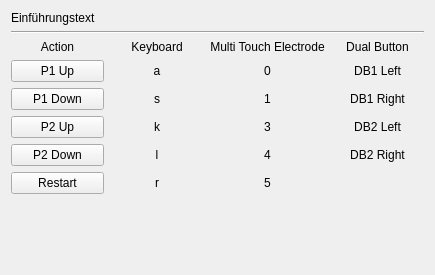
The window that demo/src/ui/pong.ui (Tinkerforge/blinkenlights) describes before a commit, drawn with Qt 5.
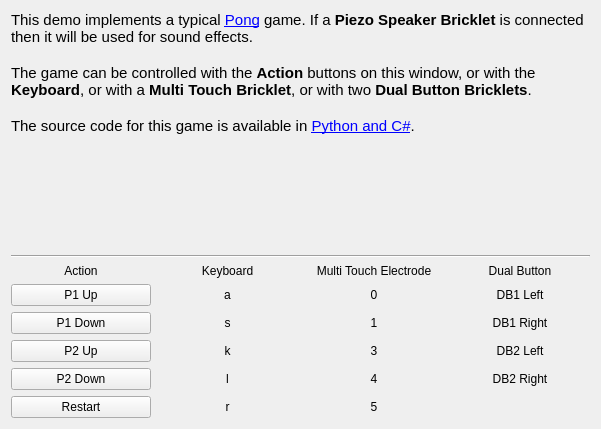
The same window after the commit.

Commit message: demo: Add help text to each tab

What changed in the file:
```diff
--- a/demo/src/ui/pong.ui
+++ b/demo/src/ui/pong.ui
@@ -6,8 +6,8 @@
    <rect>
     <x>0</x>
     <y>0</y>
-    <width>435</width>
-    <height>275</height>
+    <width>601</width>
+    <height>429</height>
    </rect>
   </property>
   <property name="windowTitle">
@@ -18,8 +18,31 @@
     <layout class="QVBoxLayout" name="verticalLayout">
      <item>
       <widget class="QLabel" name="label">
+       <property name="sizePolicy">
+        <sizepolicy hsizetype="MinimumExpanding" vsizetype="MinimumExpanding">
+         <horstretch>0</horstretch>
+         <verstretch>1</verstretch>
+        </sizepolicy>
+       </property>
        <property name="text">
-        <string>Einführungstext</string>
+        <string>&lt;!DOCTYPE HTML PUBLIC &quot;-//W3C//DTD HTML 4.0//EN&quot; &quot;http://www.w3.org/TR/REC-html40/strict.dtd&quot;&gt;
+&lt;html&gt;&lt;head&gt;&lt;meta name=&quot;qrichtext&quot; content=&quot;1&quot; /&gt;&lt;style type=&quot;text/css&quot;&gt;
+p, li { white-space: pre-wrap; }
+&lt;/style&gt;&lt;/head&gt;&lt;body style=&quot; font-family:'Ubuntu'; font-size:11pt; font-weight:400; font-style:normal;&quot;&gt;
+&lt;p style=&quot; margin-top:0px; margin-bottom:0px; margin-left:0px; margin-right:0px; -qt-block-indent:0; text-indent:0px;&quot;&gt;This demo implements a typical &lt;a href=&quot;http://en.wikipedia.org/wiki/Pong&quot;&gt;&lt;span style=&quot; text-decoration: underline; color:#0000ff;&quot;&gt;Pong&lt;/span&gt;&lt;/a&gt; game. If a &lt;span style=&quot; font-weight:600;&quot;&gt;Piezo Speaker Bricklet&lt;/span&gt; is connected then it will be used for sound effects.&lt;/p&gt;
+&lt;p style=&quot;-qt-paragraph-type:empty; margin-top:0px; margin-bottom:0px; margin-left:0px; margin-right:0px; -qt-block-indent:0; text-indent:0px;&quot;&gt;&lt;/p&gt;
+&lt;p style=&quot; margin-top:0px; margin-bottom:0px; margin-left:0px; margin-right:0px; -qt-block-indent:0; text-indent:0px;&quot;&gt;The game can be controlled with the &lt;span style=&quot; font-weight:600;&quot;&gt;Action&lt;/span&gt; buttons on this window, or with the &lt;span style=&quot; font-weight:600;&quot;&gt;Keyboard&lt;/span&gt;, or with a &lt;span style=&quot; font-weight:600;&quot;&gt;Multi Touch Bricklet&lt;/span&gt;, or with two&lt;span style=&quot; font-weight:600;&quot;&gt; Dual Button Bricklets&lt;/span&gt;.&lt;/p&gt;
+&lt;p style=&quot;-qt-paragraph-type:empty; margin-top:0px; margin-bottom:0px; margin-left:0px; margin-right:0px; -qt-block-indent:0; text-indent:0px;&quot;&gt;&lt;/p&gt;
+&lt;p style=&quot; margin-top:0px; margin-bottom:0px; margin-left:0px; margin-right:0px; -qt-block-indent:0; text-indent:0px;&quot;&gt;The source code for this game is available in &lt;a href=&quot;http://www.tinkerforge.com/en/doc/Kits/Blinkenlights/Blinkenlights.html#pong&quot;&gt;&lt;span style=&quot; text-decoration: underline; color:#0000ff;&quot;&gt;Python and C#&lt;/span&gt;&lt;/a&gt;.&lt;/p&gt;&lt;/body&gt;&lt;/html&gt;</string>
+       </property>
+       <property name="alignment">
+        <set>Qt::AlignLeading|Qt::AlignLeft|Qt::AlignTop</set>
+       </property>
+       <property name="wordWrap">
+        <bool>true</bool>
+       </property>
+       <property name="openExternalLinks">
+        <bool>true</bool>
        </property>
       </widget>
      </item>
@@ -249,19 +272,6 @@
        </item>
       </layout>
      </item>
-     <item>
-      <spacer name="verticalSpacer">
-       <property name="orientation">
-        <enum>Qt::Vertical</enum>
-       </property>
-       <property name="sizeHint" stdset="0">
-        <size>
-         <width>20</width>
-         <height>40</height>
-        </size>
-       </property>
-      </spacer>
-     </item>
     </layout>
    </item>
   </layout>
```
The commit also changes 6 other files.
